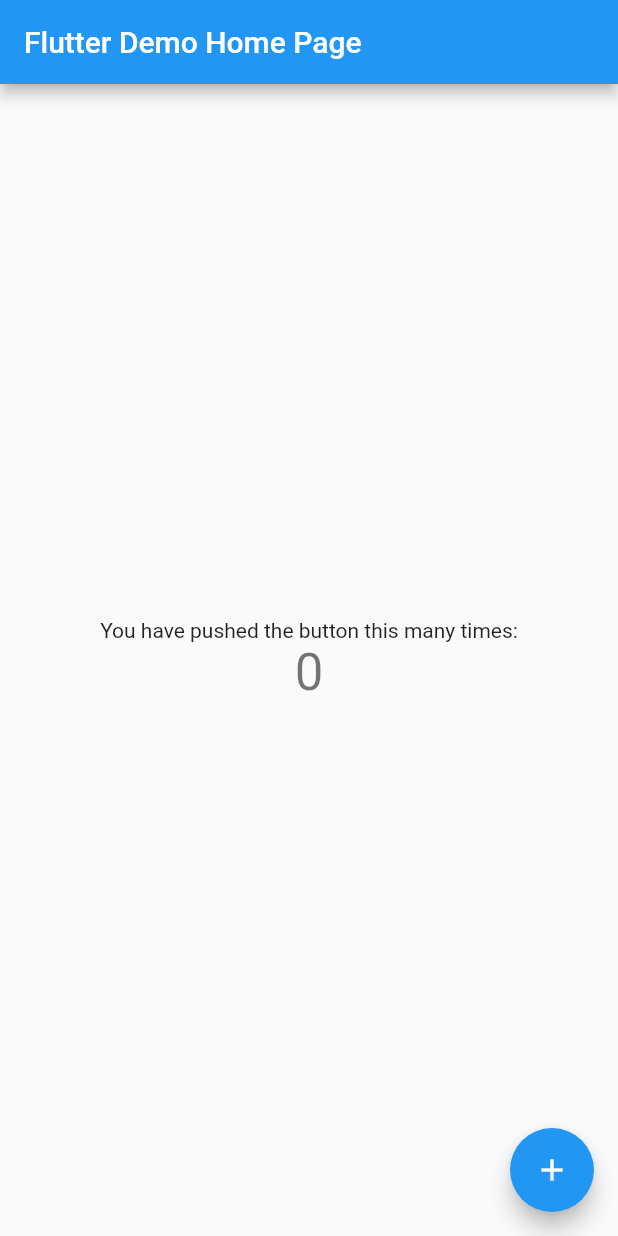
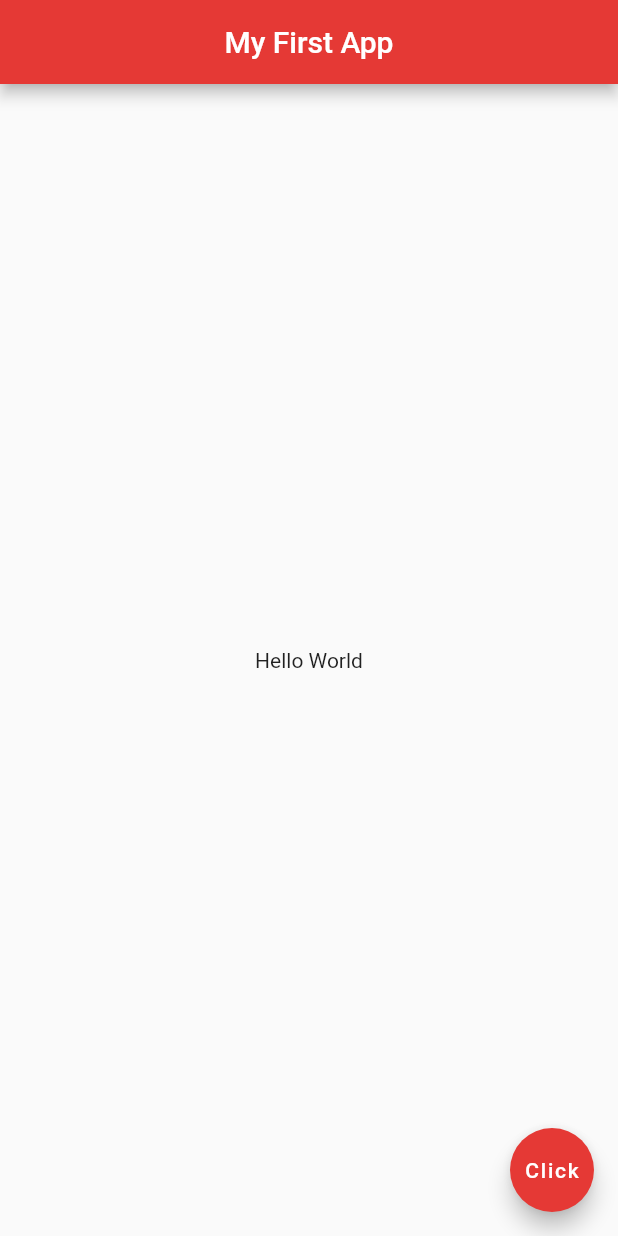
Before and after one commit to Audacity21/Flutter-practice, a Flutter app: the screen it shows after launch, on a phone screen of 412 x 824 dp. Run offline on Flutter 3.47's test engine with Material 2 defaults, Android fonts, the phone set to English and light mode, and no system bars.

Commit message:
cleaned the code

```diff
--- a/demoproject/lib/main.dart
+++ b/demoproject/lib/main.dart
@@ -1,115 +1,22 @@
 import 'package:flutter/material.dart';
 
 void main() {
-  runApp(const MyApp());
-}
-
-class MyApp extends StatelessWidget {
-  const MyApp({super.key});
-
-  // This widget is the root of your application.
-  @override
-  Widget build(BuildContext context) {
-    return MaterialApp(
-      title: 'Flutter Demo',
-      theme: ThemeData(
-        // This is the theme of your application.
-        //
-        // Try running your application with "flutter run". You'll see the
-        // application has a blue toolbar. Then, without quitting the app, try
-        // changing the primarySwatch below to Colors.green and then invoke
-        // "hot reload" (press "r" in the console where you ran "flutter run",
-        // or simply save your changes to "hot reload" in a Flutter IDE).
-        // Notice that the counter didn't reset back to zero; the application
-        // is not restarted.
-        primarySwatch: Colors.blue,
-      ),
-      home: const MyHomePage(title: 'Flutter Demo Home Page'),
-    );
-  }
-}
-
-class MyHomePage extends StatefulWidget {
-  const MyHomePage({super.key, required this.title});
-
-  // This widget is the home page of your application. It is stateful, meaning
-  // that it has a State object (defined below) that contains fields that affect
-  // how it looks.
-
-  // This class is the configuration for the state. It holds the values (in this
-  // case the title) provided by the parent (in this case the App widget) and
-  // used by the build method of the State. Fields in a Widget subclass are
-  // always marked "final".
-
-  final String title;
-
-  @override
-  State<MyHomePage> createState() => _MyHomePageState();
-}
-
-class _MyHomePageState extends State<MyHomePage> {
-  int _counter = 0;
-
-  void _incrementCounter() {
-    setState(() {
-      // This call to setState tells the Flutter framework that something has
-      // changed in this State, which causes it to rerun the build method below
-      // so that the display can reflect the updated values. If we changed
-      // _counter without calling setState(), then the build method would not be
-      // called again, and so nothing would appear to happen.
-      _counter++;
-    });
-  }
-
-  @override
-  Widget build(BuildContext context) {
-    // This method is rerun every time setState is called, for instance as done
-    // by the _incrementCounter method above.
-    //
-    // The Flutter framework has been optimized to make rerunning build methods
-    // fast, so that you can just rebuild anything that needs updating rather
-    // than having to individually change instances of widgets.
-    return Scaffold(
+  runApp(
+    MaterialApp(
+        home: Scaffold(
       appBar: AppBar(
-        // Here we take the value from the MyHomePage object that was created by
-        // the App.build method, and use it to set our appbar title.
-        title: Text(widget.title),
+        title: Text('My First App'),
+        centerTitle: true,
+        backgroundColor: Colors.red[600],
       ),
       body: Center(
-        // Center is a layout widget. It takes a single child and positions it
-        // in the middle of the parent.
-        child: Column(
-          // Column is also a layout widget. It takes a list of children and
-          // arranges them vertically. By default, it sizes itself to fit its
-          // children horizontally, and tries to be as tall as its parent.
-          //
-          // Invoke "debug painting" (press "p" in the console, choose the
-          // "Toggle Debug Paint" action from the Flutter Inspector in Android
-          // Studio, or the "Toggle Debug Paint" command in Visual Studio Code)
-          // to see the wireframe for each widget.
-          //
-          // Column has various properties to control how it sizes itself and
-          // how it positions its children. Here we use mainAxisAlignment to
-          // center the children vertically; the main axis here is the vertical
-          // axis because Columns are vertical (the cross axis would be
-          // horizontal).
-          mainAxisAlignment: MainAxisAlignment.center,
-          children: <Widget>[
-            const Text(
-              'You have pushed the button this many times:',
-            ),
-            Text(
-              '$_counter',
-              style: Theme.of(context).textTheme.headlineMedium,
-            ),
-          ],
-        ),
+        child: Text('Hello World'),
       ),
       floatingActionButton: FloatingActionButton(
-        onPressed: _incrementCounter,
-        tooltip: 'Increment',
-        child: const Icon(Icons.add),
-      ), // This trailing comma makes auto-formatting nicer for build methods.
-    );
-  }
+        onPressed: () {},
+        child: Text('Click'),
+        backgroundColor: Colors.red[600],
+      ),
+    )),
+  );
 }
```
Also changed, not shown: 1 other file.
